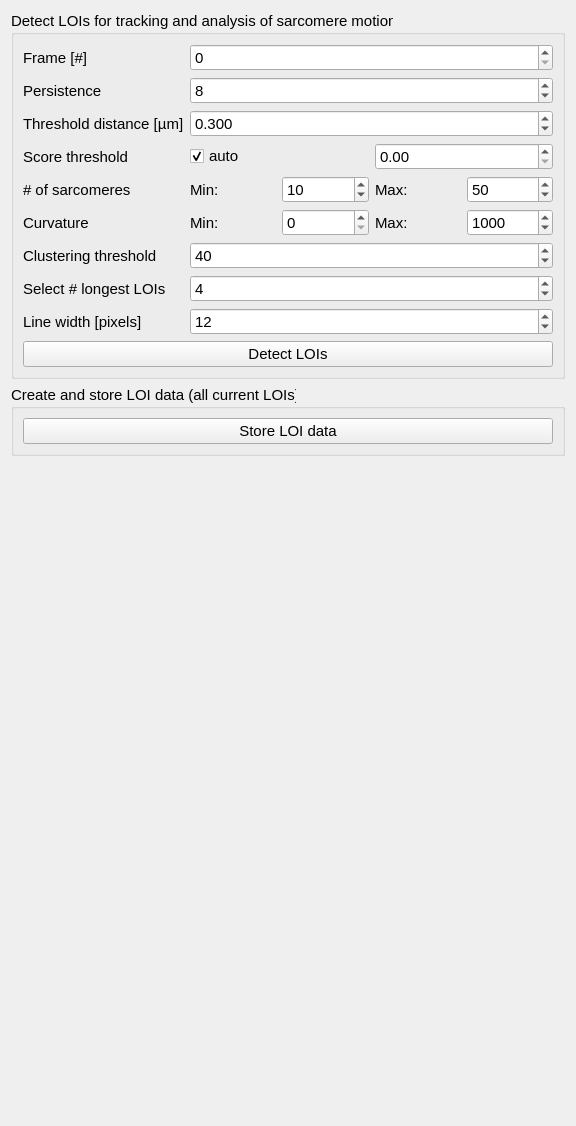
Old version of the form app/ui-files/parameters_loi_analysis.ui in the repository danihae/SarcAsM.
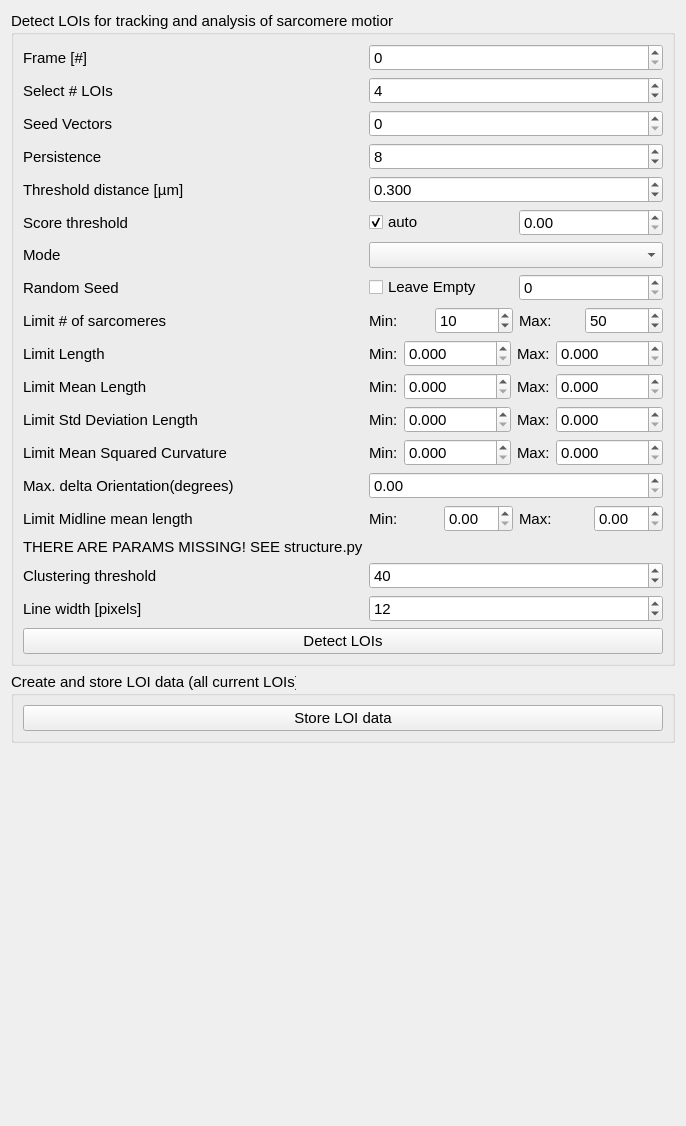
New version of the form.

Commit message: add some of the new fields to loi analysis ui (not updated the view file) fixed progress bars in structure analysis control added progress notifier to structure.py

```diff
--- a/app/ui-files/parameters_loi_analysis.ui
+++ b/app/ui-files/parameters_loi_analysis.ui
@@ -45,7 +45,7 @@
         </property>
        </widget>
       </item>
-      <item row="2" column="0">
+      <item row="4" column="0">
        <widget class="QLabel" name="label_37">
         <property name="toolTip">
          <string>Persistence of line (average length and orientation for prior estimation)</string>
@@ -55,7 +55,7 @@
         </property>
        </widget>
       </item>
-      <item row="2" column="1">
+      <item row="4" column="1">
        <widget class="QSpinBox" name="sb_detect_loi_persistence">
         <property name="toolTip">
          <string>Persistence of line (average length and orientation for prior estimation)</string>
@@ -68,7 +68,7 @@
         </property>
        </widget>
       </item>
-      <item row="3" column="0">
+      <item row="5" column="0">
        <widget class="QLabel" name="label_38">
         <property name="toolTip">
          <string>Maximal distance for nearest neighbor estimation</string>
@@ -78,7 +78,7 @@
         </property>
        </widget>
       </item>
-      <item row="3" column="1">
+      <item row="5" column="1">
        <widget class="QDoubleSpinBox" name="dsb_detect_loi_threshold_distance">
         <property name="toolTip">
          <string>Maximal distance for nearest neighbor estimation</string>
@@ -94,7 +94,7 @@
         </property>
        </widget>
       </item>
-      <item row="4" column="0">
+      <item row="6" column="0">
        <widget class="QLabel" name="label_39">
         <property name="toolTip">
          <string>Score threshold for random seeds </string>
@@ -104,7 +104,7 @@
         </property>
        </widget>
       </item>
-      <item row="4" column="1">
+      <item row="6" column="1">
        <layout class="QHBoxLayout" name="horizontalLayout_5">
         <item>
          <widget class="QCheckBox" name="chk_loi_automatic_score_threshold">
@@ -136,17 +136,17 @@
         </item>
        </layout>
       </item>
-      <item row="6" column="0">
+      <item row="10" column="0">
        <widget class="QLabel" name="label_3">
         <property name="toolTip">
          <string>Limits of sarcomere numbers in LOI (n_min, n_max)</string>
         </property>
         <property name="text">
-         <string># of sarcomeres</string>
+         <string>Limit # of sarcomeres</string>
         </property>
        </widget>
       </item>
-      <item row="6" column="1">
+      <item row="10" column="1">
        <layout class="QHBoxLayout" name="horizontalLayout">
         <item>
          <widget class="QLabel" name="label_4">
@@ -196,14 +196,14 @@
         </item>
        </layout>
       </item>
-      <item row="7" column="0">
+      <item row="11" column="0">
        <widget class="QLabel" name="label_27">
         <property name="text">
-         <string>Curvature</string>
+         <string>Limit Length</string>
         </property>
        </widget>
       </item>
-      <item row="7" column="1">
+      <item row="11" column="1">
        <layout class="QHBoxLayout" name="horizontalLayout_8">
         <item>
          <widget class="QLabel" name="label_33">
@@ -216,12 +216,15 @@
          </widget>
         </item>
         <item>
-         <widget class="QSpinBox" name="sb_detect_loi_msc_limits_min">
+         <widget class="QDoubleSpinBox" name="dsb_limit_length_min">
           <property name="toolTip">
-           <string> Limits for LOI mean squared curvature (MSC)</string>
+           <string>Length limits for LOIs (in µm) (min, max).</string>
+          </property>
+          <property name="decimals">
+           <number>3</number>
           </property>
           <property name="maximum">
-           <number>1000000</number>
+           <double>9999999.000000000000000</double>
           </property>
          </widget>
         </item>
@@ -236,21 +239,21 @@
          </widget>
         </item>
         <item>
-         <widget class="QSpinBox" name="sb_detect_loi_msc_limits_max">
+         <widget class="QDoubleSpinBox" name="dsb_limit_length_max">
           <property name="toolTip">
-           <string> Limits for LOI mean squared curvature (MSC)</string>
+           <string>Length limits for LOIs (in µm) (min, max).</string>
+          </property>
+          <property name="decimals">
+           <number>3</number>
           </property>
           <property name="maximum">
-           <number>1000000</number>
-          </property>
-          <property name="value">
-           <number>1000</number>
+           <double>99999999.000000000000000</double>
           </property>
          </widget>
         </item>
        </layout>
       </item>
-      <item row="8" column="0">
+      <item row="18" column="0">
        <widget class="QLabel" name="label_17">
         <property name="toolTip">
          <string>The linkage distance threshold above which, clusters will not be merged.</string>
@@ -260,7 +263,7 @@
         </property>
        </widget>
       </item>
-      <item row="8" column="1">
+      <item row="18" column="1">
        <widget class="QSpinBox" name="sb_detect_loi_distance_threshold">
         <property name="toolTip">
          <string>The linkage distance threshold above which, clusters will not be merged.</string>
@@ -273,30 +276,7 @@
         </property>
        </widget>
       </item>
-      <item row="9" column="0">
-       <widget class="QLabel" name="label_19">
-        <property name="toolTip">
-         <string>If int, only n longest LOIs are saved. If None, all are saved.</string>
-        </property>
-        <property name="text">
-         <string>Select # longest LOIs</string>
-        </property>
-       </widget>
-      </item>
-      <item row="9" column="1">
-       <widget class="QSpinBox" name="sb_detect_loi_n_longest">
-        <property name="toolTip">
-         <string>If int, only n longest LOIs are saved. If None, all are saved.</string>
-        </property>
-        <property name="maximum">
-         <number>100000</number>
-        </property>
-        <property name="value">
-         <number>4</number>
-        </property>
-       </widget>
-      </item>
-      <item row="10" column="0">
+      <item row="20" column="0">
        <widget class="QLabel" name="label_20">
         <property name="toolTip">
          <string>Width of the scan, perpendicular to the line</string>
@@ -306,7 +286,7 @@
         </property>
        </widget>
       </item>
-      <item row="10" column="1">
+      <item row="20" column="1">
        <widget class="QSpinBox" name="sb_detect_loi_line_width">
         <property name="toolTip">
          <string>Width of the scan, perpendicular to the line</string>
@@ -319,7 +299,7 @@
         </property>
        </widget>
       </item>
-      <item row="11" column="0" colspan="2">
+      <item row="21" column="0" colspan="2">
        <widget class="QPushButton" name="btn_detect_lois">
         <property name="toolTip">
          <string>Detect LOIs automatically and store them</string>
@@ -329,6 +309,358 @@
         </property>
        </widget>
       </item>
+      <item row="2" column="0">
+       <widget class="QLabel" name="label_19">
+        <property name="toolTip">
+         <string>Number of LOIs</string>
+        </property>
+        <property name="text">
+         <string>Select # LOIs</string>
+        </property>
+       </widget>
+      </item>
+      <item row="2" column="1">
+       <widget class="QSpinBox" name="sb_detect_loi_n_lois">
+        <property name="toolTip">
+         <string>Number of LOIs</string>
+        </property>
+        <property name="maximum">
+         <number>100000</number>
+        </property>
+        <property name="value">
+         <number>4</number>
+        </property>
+       </widget>
+      </item>
+      <item row="3" column="0">
+       <widget class="QLabel" name="label">
+        <property name="toolTip">
+         <string>Number of seed vectors for initiating LOI growth</string>
+        </property>
+        <property name="text">
+         <string>Seed Vectors</string>
+        </property>
+       </widget>
+      </item>
+      <item row="3" column="1">
+       <widget class="QSpinBox" name="sb_n_seeds">
+        <property name="toolTip">
+         <string>Number of seed vectors for initiating LOI growth</string>
+        </property>
+        <property name="maximum">
+         <number>9999999</number>
+        </property>
+       </widget>
+      </item>
+      <item row="7" column="0">
+       <widget class="QLabel" name="label_2">
+        <property name="toolTip">
+         <string>Mode for selecting LOIs from identified clusters.</string>
+        </property>
+        <property name="text">
+         <string>Mode</string>
+        </property>
+       </widget>
+      </item>
+      <item row="7" column="1">
+       <widget class="QComboBox" name="cb_mode">
+        <property name="toolTip">
+         <string>Mode for selecting LOIs from identified clusters.</string>
+        </property>
+       </widget>
+      </item>
+      <item row="9" column="0">
+       <widget class="QLabel" name="label_6">
+        <property name="toolTip">
+         <string>Random seed for selection of random starting vectors for line growth algorithm, for reproducible outcomes.
+            If None, no random seed is set, and outcomes in every run will differ.</string>
+        </property>
+        <property name="text">
+         <string>Random Seed</string>
+        </property>
+       </widget>
+      </item>
+      <item row="9" column="1">
+       <layout class="QHBoxLayout" name="horizontalLayout_2">
+        <item>
+         <widget class="QCheckBox" name="chk_random_seed_empty">
+          <property name="toolTip">
+           <string> Random seed for selection of random starting vectors for line growth algorithm, for reproducible outcomes.
+            If None, no random seed is set, and outcomes in every run will differ.</string>
+          </property>
+          <property name="text">
+           <string>Leave Empty</string>
+          </property>
+         </widget>
+        </item>
+        <item>
+         <widget class="QSpinBox" name="sb_random_seed">
+          <property name="toolTip">
+           <string>Random seed for selection of random starting vectors for line growth algorithm, for reproducible outcomes.
+            If None, no random seed is set, and outcomes in every run will differ.</string>
+          </property>
+          <property name="maximum">
+           <number>99999999</number>
+          </property>
+         </widget>
+        </item>
+       </layout>
+      </item>
+      <item row="12" column="0">
+       <widget class="QLabel" name="label_7">
+        <property name="toolTip">
+         <string>Limits for the mean length of sarcomeres within an LOI (min, max).</string>
+        </property>
+        <property name="text">
+         <string>Limit Mean Length</string>
+        </property>
+       </widget>
+      </item>
+      <item row="12" column="1">
+       <layout class="QHBoxLayout" name="horizontalLayout_3">
+        <item>
+         <widget class="QLabel" name="label_8">
+          <property name="toolTip">
+           <string>Limits for the mean length of sarcomeres within an LOI (min, max).</string>
+          </property>
+          <property name="text">
+           <string>Min:</string>
+          </property>
+         </widget>
+        </item>
+        <item>
+         <widget class="QDoubleSpinBox" name="dsb_mean_length_limit_min">
+          <property name="toolTip">
+           <string>Limits for the mean length of sarcomeres within an LOI (min, max).</string>
+          </property>
+          <property name="decimals">
+           <number>3</number>
+          </property>
+          <property name="maximum">
+           <double>9999999.000000000000000</double>
+          </property>
+         </widget>
+        </item>
+        <item>
+         <widget class="QLabel" name="label_9">
+          <property name="toolTip">
+           <string>Limits for the mean length of sarcomeres within an LOI (min, max).</string>
+          </property>
+          <property name="text">
+           <string>Max:</string>
+          </property>
+         </widget>
+        </item>
+        <item>
+         <widget class="QDoubleSpinBox" name="dsb_mean_length_limit_max">
+          <property name="toolTip">
+           <string>Limits for the mean length of sarcomeres within an LOI (min, max).</string>
+          </property>
+          <property name="decimals">
+           <number>3</number>
+          </property>
+          <property name="maximum">
+           <double>9999999.000000000000000</double>
+          </property>
+         </widget>
+        </item>
+       </layout>
+      </item>
+      <item row="13" column="0">
+       <widget class="QLabel" name="label_10">
+        <property name="toolTip">
+         <string>Limits for the standard deviation of sarcomere lengths within an LOI (min, max).</string>
+        </property>
+        <property name="text">
+         <string>Limit Std Deviation Length</string>
+        </property>
+       </widget>
+      </item>
+      <item row="13" column="1">
+       <layout class="QHBoxLayout" name="horizontalLayout_4">
+        <item>
+         <widget class="QLabel" name="label_11">
+          <property name="toolTip">
+           <string>Limits for the standard deviation of sarcomere lengths within an LOI (min, max).</string>
+          </property>
+          <property name="text">
+           <string>Min:</string>
+          </property>
+         </widget>
+        </item>
+        <item>
+         <widget class="QDoubleSpinBox" name="dsb_std_length_lims_min">
+          <property name="toolTip">
+           <string>Limits for the standard deviation of sarcomere lengths within an LOI (min, max).</string>
+          </property>
+          <property name="decimals">
+           <number>3</number>
+          </property>
+          <property name="maximum">
+           <double>9999999.000000000000000</double>
+          </property>
+         </widget>
+        </item>
+        <item>
+         <widget class="QLabel" name="label_12">
+          <property name="toolTip">
+           <string>Limits for the standard deviation of sarcomere lengths within an LOI (min, max).</string>
+          </property>
+          <property name="text">
+           <string>Max:</string>
+          </property>
+         </widget>
+        </item>
+        <item>
+         <widget class="QDoubleSpinBox" name="dsb_std_length_lims_max">
+          <property name="toolTip">
+           <string>Limits for the standard deviation of sarcomere lengths within an LOI (min, max).</string>
+          </property>
+          <property name="decimals">
+           <number>3</number>
+          </property>
+          <property name="maximum">
+           <double>999999.000000000000000</double>
+          </property>
+         </widget>
+        </item>
+       </layout>
+      </item>
+      <item row="14" column="0">
+       <widget class="QLabel" name="label_13">
+        <property name="toolTip">
+         <string>Limits for the mean squared curvature (MSC) of LOIs (min, max).</string>
+        </property>
+        <property name="text">
+         <string>Limit Mean Squared Curvature</string>
+        </property>
+       </widget>
+      </item>
+      <item row="14" column="1">
+       <layout class="QHBoxLayout" name="horizontalLayout_6">
+        <item>
+         <widget class="QLabel" name="label_14">
+          <property name="toolTip">
+           <string>Limits for the mean squared curvature (MSC) of LOIs (min, max).</string>
+          </property>
+          <property name="text">
+           <string>Min:</string>
+          </property>
+         </widget>
+        </item>
+        <item>
+         <widget class="QDoubleSpinBox" name="dsb_msc_lims_min">
+          <property name="toolTip">
+           <string>Limits for the mean squared curvature (MSC) of LOIs (min, max).</string>
+          </property>
+          <property name="decimals">
+           <number>3</number>
+          </property>
+          <property name="maximum">
+           <double>999999.000000000000000</double>
+          </property>
+         </widget>
+        </item>
+        <item>
+         <widget class="QLabel" name="label_15">
+          <property name="toolTip">
+           <string>Limits for the mean squared curvature (MSC) of LOIs (min, max).</string>
+          </property>
+          <property name="text">
+           <string>Max:</string>
+          </property>
+         </widget>
+        </item>
+        <item>
+         <widget class="QDoubleSpinBox" name="dsb_msc_lims_max">
+          <property name="toolTip">
+           <string>Limits for the mean squared curvature (MSC) of LOIs (min, max).</string>
+          </property>
+          <property name="decimals">
+           <number>3</number>
+          </property>
+          <property name="maximum">
+           <double>999999.000000000000000</double>
+          </property>
+         </widget>
+        </item>
+       </layout>
+      </item>
+      <item row="15" column="0">
+       <widget class="QLabel" name="label_16">
+        <property name="toolTip">
+         <string>Maximal change of orientation between adjacent line segments, in degrees.</string>
+        </property>
+        <property name="text">
+         <string>Max. delta Orientation(degrees)</string>
+        </property>
+       </widget>
+      </item>
+      <item row="15" column="1">
+       <widget class="QDoubleSpinBox" name="dsb_max_orient_change">
+        <property name="toolTip">
+         <string>Maximal change of orientation between adjacent line segments, in degrees.</string>
+        </property>
+        <property name="maximum">
+         <double>9999999.000000000000000</double>
+        </property>
+       </widget>
+      </item>
+      <item row="16" column="0">
+       <widget class="QLabel" name="label_18">
+        <property name="toolTip">
+         <string>Limits for the mean length of the midline of vectors in LOI (min, max).</string>
+        </property>
+        <property name="text">
+         <string>Limit Midline mean length</string>
+        </property>
+       </widget>
+      </item>
+      <item row="16" column="1">
+       <layout class="QHBoxLayout" name="horizontalLayout_7">
+        <item>
+         <widget class="QLabel" name="label_21">
+          <property name="toolTip">
+           <string>Limits for the mean length of the midline of vectors in LOI (min, max).</string>
+          </property>
+          <property name="text">
+           <string>Min:</string>
+          </property>
+         </widget>
+        </item>
+        <item>
+         <widget class="QDoubleSpinBox" name="dsb_midline_mean_length_lims_min">
+          <property name="toolTip">
+           <string>Limits for the mean length of the midline of vectors in LOI (min, max).</string>
+          </property>
+         </widget>
+        </item>
+        <item>
+         <widget class="QLabel" name="label_22">
+          <property name="toolTip">
+           <string>Limits for the mean length of the midline of vectors in LOI (min, max).</string>
+          </property>
+          <property name="text">
+           <string>Max:</string>
+          </property>
+         </widget>
+        </item>
+        <item>
+         <widget class="QDoubleSpinBox" name="dsb_midline_mean_length_lims_max">
+          <property name="toolTip">
+           <string>Limits for the mean length of the midline of vectors in LOI (min, max).</string>
+          </property>
+         </widget>
+        </item>
+       </layout>
+      </item>
+      <item row="17" column="0">
+       <widget class="QLabel" name="label_23">
+        <property name="text">
+         <string>THERE ARE PARAMS MISSING! SEE structure.py</string>
+        </property>
+       </widget>
+      </item>
      </layout>
     </widget>
    </item>
```
Left out of the diff: 23 changed lines with no effect on the pictures. The commit also changes 3 other files.
